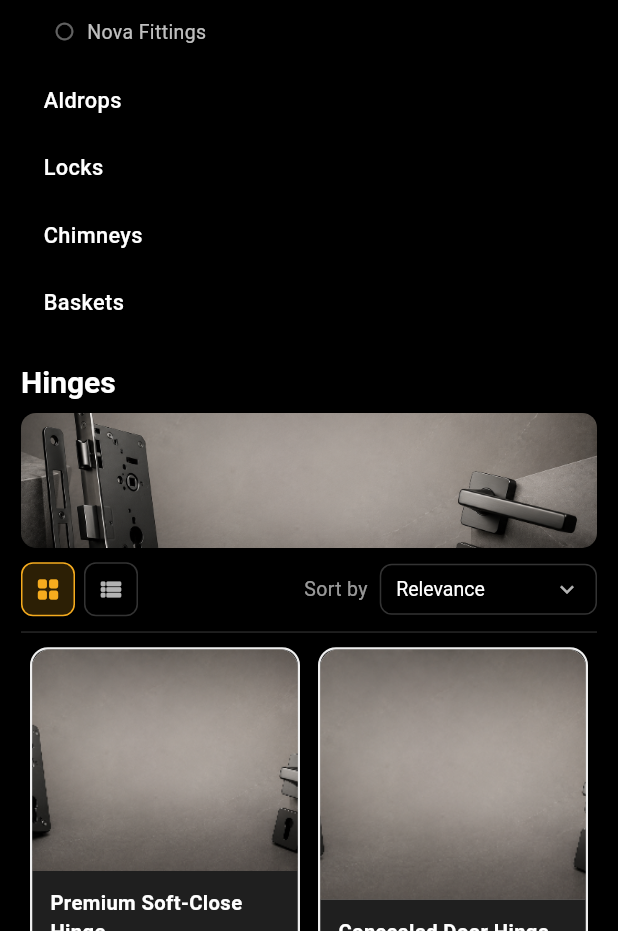
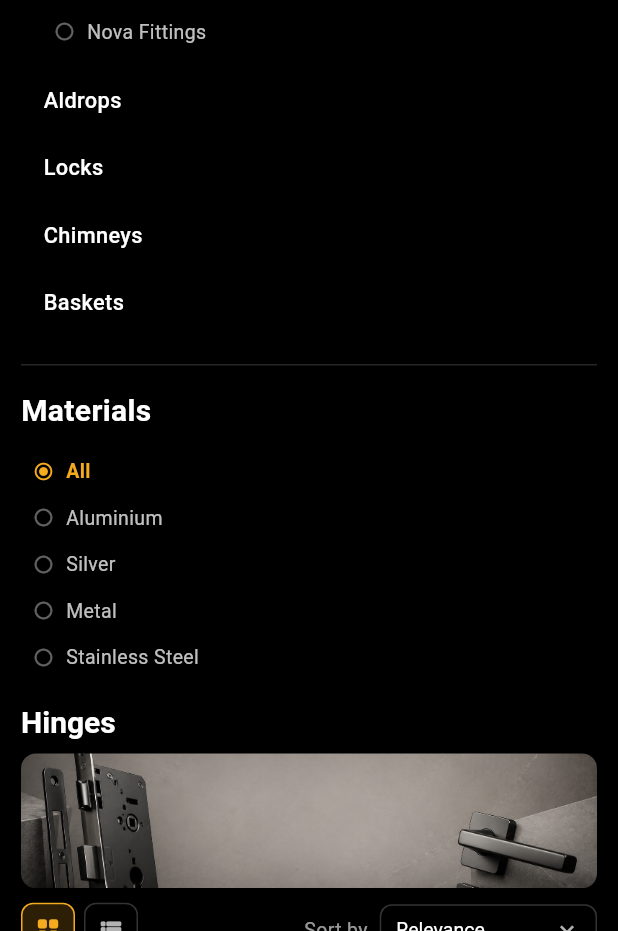
Before and after one commit to swensum/client_devansh, a Flutter app: the screen it shows after launch, after a tap on "Devansh Hardware", after a tap on "Nova Fittings", after a tap on "Hinges", on a phone screen of 412 x 824 dp, the part 305-1236 px from its top. Run offline on Flutter 3.47's test engine with Material 3 defaults, Android fonts, the phone set to English and light mode, and no system bars; our stand-ins replace visibility_detector.

Commit message:
product page design

```diff
--- a/lib/data/catalog.dart
+++ b/lib/data/catalog.dart
@@ -1,36 +1,27 @@
-/// Shared data models for the catalog, plus example/placeholder data.
-///
-/// This file is the one place that knows what a Category, Company, and
-/// Product look like. When the Firebase-backed admin panel is wired up
-/// later, only this file (or a repository built on top of it) needs to
-/// change — the UI that reads from `kCategories` / `kCompanies` /
-/// `kProducts` shouldn't need to change at all, as long as whatever
-/// replaces them still returns `List<Category>`, `List<Company>`, and
-/// `List<Product>`.
 library;
 
-/// A product category — the primary way people browse (Hinges, Aldrops,
-/// Chimneys, Baskets, ...). Every product belongs to exactly one.
 class Category {
   final String id;
   final String name;
-  // Used as the small banner image at the top of the products page for
-  // this category. Optional — falls back to the first matching
-  // product's image if left null (see Catalog.bannerFor).
+
   final String? bannerAsset;
 
   const Category({required this.id, required this.name, this.bannerAsset});
 }
 
-/// A manufacturer/brand. Not every product has one — `Product.companyId`
-/// is nullable — and a company is never restricted to a fixed set of
-/// categories; whatever it happens to sell is whatever it sells.
 class Company {
   final String id;
   final String name;
   final String? logoAsset;
 
   const Company({required this.id, required this.name, this.logoAsset});
+}
+
+class MaterialType {
+  final String id;
+  final String name;
+
+  const MaterialType({required this.id, required this.name});
 }
 
 class Product {
@@ -40,6 +31,7 @@ class Product {
   final double price;
   final String categoryId;
   final String? companyId; // null = no associated company
+  final String materialId; // e.g. 'aluminium', 'silver', 'metal', 'ss'
 
   const Product({
     required this.id,
@@ -48,6 +40,7 @@ class Product {
     required this.price,
     required this.categoryId,
     this.companyId,
+    required this.materialId,
   });
 }
 
@@ -69,6 +62,14 @@ const List<Company> kCompanies = [
   Company(id: 'unknown', name: 'Unknown'),
   Company(id: 'others', name: 'others'),
 ];
+
+const List<MaterialType> kMaterials = [
+  MaterialType(id: 'aluminium', name: 'Aluminium'),
+  MaterialType(id: 'silver', name: 'Silver'),
+  MaterialType(id: 'metal', name: 'Metal'),
+  MaterialType(id: 'ss', name: 'Stainless Steel'),
+];
+
 const List<Product> kProducts = [
   // Devansh — sells across several categories.
   Product(
@@ -78,6 +79,7 @@ const List<Product> kProducts = [
     price: 12.99,
     categoryId: 'handles',
     companyId: 'devansh',
+    materialId: 'aluminium',
   ),
   Product(
     id: 'p2',
@@ -86,6 +88,7 @@ const List<Product> kProducts = [
     price: 9.75,
     categoryId: 'hinges',
     companyId: 'devansh',
+    materialId: 'ss',
   ),
   Product(
     id: 'p3',
@@ -94,6 +97,7 @@ const List<Product> kProducts = [
     price: 24.00,
     categoryId: 'aldrops',
     companyId: 'devansh',
+    materialId: 'metal',
   ),
 
   // Nova — hinges + handles only.
@@ -104,6 +108,7 @@ const List<Product> kProducts = [
     price: 11.00,
     categoryId: 'hinges',
     companyId: 'nova',
+    materialId: 'ss',
   ),
   Product(
     id: 'p5',
@@ -112,6 +117,7 @@ const List<Product> kProducts = [
     price: 18.50,
     categoryId: 'handles',
     companyId: 'nova',
+    materialId: 'ss',
   ),
 
   // Hearth & Co. — chimneys only.
@@ -122,6 +128,7 @@ const List<Product> kProducts = [
     price: 89.00,
     categoryId: 'chimneys',
     companyId: 'hearth_co',
+    materialId: 'ss',
   ),
 
   // Basketry Works — baskets only.
@@ -132,6 +139,7 @@ const List<Product> kProducts = [
     price: 22.50,
     categoryId: 'baskets',
     companyId: 'basketry',
+    materialId: 'metal',
   ),
 
   // Generic / unaffiliated items.
@@ -142,6 +150,7 @@ const List<Product> kProducts = [
     price: 8.50,
     categoryId: 'handles',
     companyId: 'others',
+    materialId: 'metal',
   ),
   Product(
     id: 'p9',
@@ -150,6 +159,7 @@ const List<Product> kProducts = [
     price: 6.25,
     categoryId: 'handles',
     companyId: 'unknown',
+    materialId: 'aluminium',
   ),
 
   // ---------- 15 NEW PRODUCTS (p10 – p24) ----------
@@ -161,6 +171,7 @@ const List<Product> kProducts = [
     price: 14.25,
     categoryId: 'handles',
     companyId: 'devansh',
+    materialId: 'metal',
   ),
   Product(
     id: 'p11',
@@ -169,6 +180,7 @@ const List<Product> kProducts = [
     price: 7.50,
     categoryId: 'hinges',
     companyId: 'nova',
+    materialId: 'metal',
   ),
   Product(
     id: 'p12',
@@ -177,6 +189,7 @@ const List<Product> kProducts = [
     price: 31.00,
     categoryId: 'aldrops',
     companyId: 'devansh',
+    materialId: 'ss',
   ),
   Product(
     id: 'p13',
@@ -185,6 +198,7 @@ const List<Product> kProducts = [
     price: 18.75,
     categoryId: 'baskets',
     companyId: 'basketry',
+    materialId: 'ss',
   ),
   Product(
     id: 'p14',
@@ -193,6 +207,7 @@ const List<Product> kProducts = [
     price: 15.00,
     categoryId: 'locks',
     companyId: null,
+    materialId: 'metal',
   ),
   Product(
     id: 'p15',
@@ -201,6 +216,7 @@ const List<Product> kProducts = [
     price: 21.50,
     categoryId: 'handles',
     companyId: 'nova',
+    materialId: 'silver',
   ),
   Product(
     id: 'p16',
@@ -209,6 +225,7 @@ const List<Product> kProducts = [
     price: 45.00,
     categoryId: 'chimneys',
     companyId: 'hearth_co',
+    materialId: 'aluminium',
   ),
   Product(
     id: 'p17',
@@ -217,6 +234,7 @@ const List<Product> kProducts = [
     price: 19.99,
     categoryId: 'aldrops',
     companyId: null,
+    materialId: 'ss',
   ),
   Product(
     id: 'p18',
@@ -225,6 +243,7 @@ const List<Product> kProducts = [
     price: 12.00,
     categoryId: 'baskets',
     companyId: 'basketry',
+    materialId: 'metal',
   ),
   Product(
     id: 'p19',
@@ -233,6 +252,7 @@ const List<Product> kProducts = [
     price: 16.40,
     categoryId: 'handles',
     companyId: 'devansh',
+    materialId: 'aluminium',
   ),
   Product(
     id: 'p20',
@@ -241,6 +261,7 @@ const List<Product> kProducts = [
     price: 8.25,
     categoryId: 'hinges',
     companyId: 'nova',
+    materialId: 'metal',
   ),
   Product(
     id: 'p21',
@@ -249,6 +270,7 @@ const List<Product> kProducts = [
     price: 10.50,
     categoryId: 'locks',
     companyId: null,
+    materialId: 'ss',
   ),
   Product(
     id: 'p22',
@@ -257,6 +279,7 @@ const List<Product> kProducts = [
     price: 67.00,
     categoryId: 'chimneys',
     companyId: 'hearth_co',
+    materialId: 'aluminium',
   ),
   Product(
     id: 'p23',
@@ -265,6 +288,7 @@ const List<Product> kProducts = [
     price: 5.75,
     categoryId: 'handles',
     companyId: 'unknown',
+    materialId: 'silver',
   ),
   Product(
     id: 'p24',
@@ -273,8 +297,8 @@ const List<Product> kProducts = [
     price: 13.80,
     categoryId: 'hinges',
     companyId: 'devansh',
+    materialId: 'ss',
   ),
-
 
   Product(
     id: 'p25',
@@ -283,6 +307,7 @@ const List<Product> kProducts = [
     price: 17.25,
     categoryId: 'handles',
     companyId: 'nova',
+    materialId: 'silver',
   ),
   Product(
     id: 'p26',
@@ -291,6 +316,7 @@ const List<Product> kProducts = [
     price: 6.99,
     categoryId: 'hinges',
     companyId: 'devansh',
+    materialId: 'metal',
   ),
   Product(
     id: 'p27',
@@ -299,6 +325,7 @@ const List<Product> kProducts = [
     price: 28.50,
     categoryId: 'handles',
     companyId: 'nova',
+    materialId: 'ss',
   ),
   Product(
     id: 'p28',
@@ -307,6 +334,7 @@ const List<Product> kProducts = [
     price: 120.00,
     categoryId: 'chimneys',
     companyId: 'hearth_co',
+    materialId: 'ss',
   ),
   Product(
     id: 'p29',
@@ -315,6 +343,7 @@ const List<Product> kProducts = [
     price: 15.30,
     categoryId: 'baskets',
     companyId: 'basketry',
+    materialId: 'aluminium',
   ),
   Product(
     id: 'p30',
@@ -323,6 +352,7 @@ const List<Product> kProducts = [
     price: 45.00,
     categoryId: 'handles',
     companyId: 'nova',
+    materialId: 'metal',
   ),
   Product(
     id: 'p31',
@@ -331,6 +361,7 @@ const List<Product> kProducts = [
     price: 8.00,
     categoryId: 'handles',
     companyId: 'devansh',
+    materialId: 'metal',
   ),
   Product(
     id: 'p32',
@@ -339,6 +370,7 @@ const List<Product> kProducts = [
     price: 10.20,
     categoryId: 'hinges',
     companyId: 'nova',
+    materialId: 'ss',
   ),
   Product(
     id: 'p33',
@@ -347,6 +379,7 @@ const List<Product> kProducts = [
     price: 22.75,
     categoryId: 'aldrops',
     companyId: 'devansh',
+    materialId: 'ss',
   ),
   Product(
     id: 'p34',
@@ -355,6 +388,7 @@ const List<Product> kProducts = [
     price: 55.50,
     categoryId: 'chimneys',
     companyId: 'hearth_co',
+    materialId: 'metal',
   ),
   Product(
     id: 'p35',
@@ -363,6 +397,7 @@ const List<Product> kProducts = [
     price: 19.90,
     categoryId: 'baskets',
     companyId: 'basketry',
+    materialId: 'aluminium',
   ),
   Product(
     id: 'p36',
@@ -371,6 +406,7 @@ const List<Product> kProducts = [
     price: 32.00,
     categoryId: 'handles',
     companyId: 'nova',
+    materialId: 'ss',
   ),
   Product(
     id: 'p37',
@@ -379,6 +415,7 @@ const List<Product> kProducts = [
     price: 11.60,
     categoryId: 'handles',
     companyId: 'nova',
+    materialId: 'aluminium',
   ),
   Product(
     id: 'p38',
@@ -387,6 +424,7 @@ const List<Product> kProducts = [
     price: 14.40,
     categoryId: 'hinges',
     companyId: 'devansh',
+    materialId: 'metal',
   ),
   Product(
     id: 'p39',
@@ -395,6 +433,7 @@ const List<Product> kProducts = [
     price: 78.00,
     categoryId: 'handles',
     companyId: 'nova',
+    materialId: 'ss',
   ),
   Product(
     id: 'p40',
@@ -403,6 +442,7 @@ const List<Product> kProducts = [
     price: 26.80,
     categoryId: 'baskets',
     companyId: 'basketry',
+    materialId: 'silver',
   ),
 ];
 
@@ -411,12 +451,25 @@ class Catalog {
   static List<Product> byCategory(String categoryId) =>
       kProducts.where((p) => p.categoryId == categoryId).toList();
 
-  /// Products in a given category, further filtered to one company.
-  /// Pass `companyId: null` to mean "no filter", not "no company".
   static List<Product> byCategoryAndCompany(String categoryId, String? companyId) {
     final inCategory = byCategory(categoryId);
     if (companyId == null) return inCategory;
     return inCategory.where((p) => p.companyId == companyId).toList();
+  }
+
+  static List<Product> filtered({
+    required String categoryId,
+    String? companyId,
+    String? materialId,
+  }) {
+    var result = byCategory(categoryId);
+    if (companyId != null) {
+      result = result.where((p) => p.companyId == companyId).toList();
+    }
+    if (materialId != null) {
+      result = result.where((p) => p.materialId == materialId).toList();
+    }
+    return result;
   }
 
   /// The company for a product, or null if it doesn't have one.
@@ -428,10 +481,14 @@ class Catalog {
     return null;
   }
 
-  /// The banner image for a category — its own `bannerAsset` if set,
-  /// otherwise the first product image found in that category, so the
-  /// products page always has something to show even before banners are
-  /// set up in the admin panel.
+  /// The material for a product.
+  static MaterialType? materialFor(Product product) {
+    for (final m in kMaterials) {
+      if (m.id == product.materialId) return m;
+    }
+    return null;
+  }
+
   static String? bannerFor(String categoryId) {
     final category = kCategories.firstWhere((c) => c.id == categoryId);
     if (category.bannerAsset != null) return category.bannerAsset;
@@ -439,9 +496,6 @@ class Catalog {
     return products.isNotEmpty ? products.first.imageAsset : null;
   }
 
-  /// Companies that have at least one product in the given category —
-  /// computed on the fly, never stored, so a company's category list is
-  /// always exactly whatever it actually sells.
   static List<Company> companiesInCategory(String categoryId) {
     final companyIds = byCategory(categoryId)
         .map((p) => p.companyId)
--- a/lib/productwidgets/categories.dart
+++ b/lib/productwidgets/categories.dart
@@ -6,15 +6,19 @@ const _kAmber = Color.fromRGBO(245, 171, 30, 1);
 class CategorySidebar extends StatelessWidget {
   final String selectedCategoryId;
   final String? selectedCompanyId;
+  final String? selectedMaterialId;
   final ValueChanged<String> onCategoryTap;
   final ValueChanged<String?> onCompanyTap;
+  final ValueChanged<String?> onMaterialTap;
 
   const CategorySidebar({
     super.key,
     required this.selectedCategoryId,
     required this.selectedCompanyId,
+    required this.selectedMaterialId,
     required this.onCategoryTap,
     required this.onCompanyTap,
+    required this.onMaterialTap,
   });
 
   @override
@@ -25,11 +29,7 @@ class CategorySidebar extends StatelessWidget {
       children: [
         const Text(
           'Categories',
-          style: TextStyle(
-            color: Colors.white,
-            fontSize: 20,
-            fontWeight: FontWeight.bold,
-          ),
+          style: TextStyle(color: Colors.white, fontSize: 20, fontWeight: FontWeight.bold),
         ),
         const SizedBox(height: 14),
         for (final category in kCategories)
@@ -39,6 +39,27 @@ class CategorySidebar extends StatelessWidget {
             selectedCompanyId: selectedCompanyId,
             onCategoryTap: () => onCategoryTap(category.id),
             onCompanyTap: onCompanyTap,
+          ),
+
+        const SizedBox(height: 16),
+        Divider(color: Colors.white.withValues(alpha: 0.15), height: 1),
+        const SizedBox(height: 16),
+
+        const Text(
+          'Materials',
+          style: TextStyle(color: Colors.white, fontSize: 20, fontWeight: FontWeight.bold),
+        ),
+        const SizedBox(height: 10),
+        _CompanyRow(
+          label: 'All',
+          isSelected: selectedMaterialId == null,
+          onTap: () => onMaterialTap(null),
+        ),
+        for (final material in kMaterials)
+          _CompanyRow(
+            label: material.name,
+            isSelected: selectedMaterialId == material.id,
+            onTap: () => onMaterialTap(material.id),
           ),
       ],
     );
@@ -111,9 +132,7 @@ class _CategoryEntryState extends State<_CategoryEntry> {
               width: double.infinity,
               padding: const EdgeInsets.symmetric(horizontal: 12, vertical: 10),
               decoration: BoxDecoration(
-                color: isSelected
-                    ? _kAmber.withValues(alpha: 0.15)
-                    : Colors.transparent,
+                color: isSelected ? _kAmber.withValues(alpha: 0.15) : Colors.transparent,
                 borderRadius: BorderRadius.circular(8),
                 border: Border(
                   left: BorderSide(
@@ -129,18 +148,14 @@ class _CategoryEntryState extends State<_CategoryEntry> {
                       category.name,
                       style: TextStyle(
                         color: isSelected ? _kAmber : Colors.white,
-                        fontWeight: isSelected
-                            ? FontWeight.w700
-                            : FontWeight.w500,
+                        fontWeight: isSelected ? FontWeight.w700 : FontWeight.w500,
                         fontSize: 14.5,
                       ),
                     ),
                   ),
                   if (companies.length > 1)
                     Icon(
-                      showCompanies
-                          ? Icons.keyboard_arrow_up
-                          : Icons.keyboard_arrow_down,
+                      showCompanies ? Icons.keyboard_arrow_up : Icons.keyboard_arrow_down,
                       size: 18,
                       color: isSelected ? _kAmber : Colors.white54,
                     ),
@@ -181,8 +196,7 @@ class _CategoryEntryState extends State<_CategoryEntry> {
                                     for (final company in companies)
                                       _CompanyRow(
                                         label: company.name,
-                                        isSelected:
-                                            selectedCompanyId == company.id,
+                                        isSelected: selectedCompanyId == company.id,
                                         onTap: () => onCompanyTap(company.id),
                                       ),
                                   ],
@@ -220,11 +234,7 @@ class _CompanyRow extends StatelessWidget {
   final bool isSelected;
   final VoidCallback onTap;
 
-  const _CompanyRow({
-    required this.label,
-    required this.isSelected,
-    required this.onTap,
-  });
+  const _CompanyRow({required this.label, required this.isSelected, required this.onTap});
 
   @override
   Widget build(BuildContext context) {
@@ -236,9 +246,7 @@ class _CompanyRow extends StatelessWidget {
         child: Row(
           children: [
             Icon(
-              isSelected
-                  ? Icons.radio_button_checked
-                  : Icons.radio_button_unchecked,
+              isSelected ? Icons.radio_button_checked : Icons.radio_button_unchecked,
               size: 14,
               color: isSelected ? _kAmber : Colors.white38,
             ),
@@ -246,9 +254,7 @@ class _CompanyRow extends StatelessWidget {
             Text(
               label,
               style: TextStyle(
-                color: isSelected
-                    ? _kAmber
-                    : Colors.white.withValues(alpha: 0.75),
+                color: isSelected ? _kAmber : Colors.white.withValues(alpha: 0.75),
                 fontSize: 13,
                 fontWeight: isSelected ? FontWeight.w600 : FontWeight.w400,
               ),
--- a/lib/screen/productscreen.dart
+++ b/lib/screen/productscreen.dart
@@ -13,20 +13,25 @@ class ProductsPage extends StatefulWidget {
 
 class _ProductsPageState extends State<ProductsPage> {
   String _selectedCategoryId = kCategories.first.id;
-  String? _selectedCompanyId; // null = "All companies"
+  String? _selectedCompanyId;
   ViewMode _viewMode = ViewMode.grid;
   SortOption _sortOption = SortOption.relevance;
+  String? _selectedMaterialId;
 
   void _selectCategory(String id) {
     if (id == _selectedCategoryId) return;
     setState(() {
       _selectedCategoryId = id;
       _selectedCompanyId = null;
+      _selectedMaterialId = null;
     });
   }
 
   void _selectCompany(String? id) {
     setState(() => _selectedCompanyId = id);
+  }
+void _selectMaterial(String? id) {
+    setState(() => _selectedMaterialId = id);
   }
 
   List<Product> _applySort(List<Product> input) {
@@ -52,8 +57,12 @@ class _ProductsPageState extends State<ProductsPage> {
     final category = kCategories.firstWhere((c) => c.id == _selectedCategoryId);
     final company =
         _selectedCompanyId == null ? null : kCompanies.firstWhere((c) => c.id == _selectedCompanyId);
-    final products = _applySort(
-      Catalog.byCategoryAndCompany(_selectedCategoryId, _selectedCompanyId),
+   final products = _applySort(
+      Catalog.filtered(
+        categoryId: _selectedCategoryId,
+        companyId: _selectedCompanyId,
+        materialId: _selectedMaterialId,
+      ),
     );
 
     return Scaffold(
@@ -66,8 +75,10 @@ class _ProductsPageState extends State<ProductsPage> {
           final sidebar = CategorySidebar(
             selectedCategoryId: _selectedCategoryId,
             selectedCompanyId: _selectedCompanyId,
+            selectedMaterialId: _selectedMaterialId,
             onCategoryTap: _selectCategory,
             onCompanyTap: _selectCompany,
+             onMaterialTap: _selectMaterial,
           );
 
           final panel = ProductsRightPanel(
```
